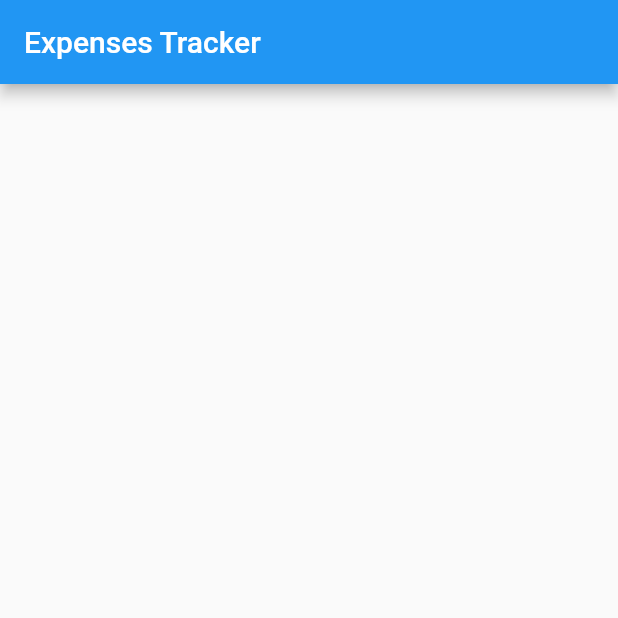
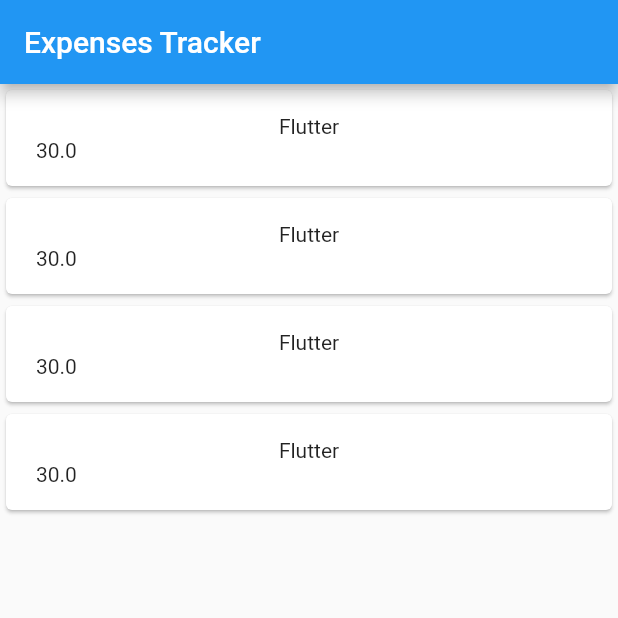
Before and after one commit to DarpanNeve/expense_tracker, a Flutter app: the screen it shows after launch, on a phone screen of 412 x 824 dp, the top half of it. Run offline on Flutter 3.47's test engine with Material 2 defaults, Android fonts, the light colour scheme and no system bars.

Commit message:
changes done in model

```diff
--- a/lib/expense.dart
+++ b/lib/expense.dart
@@ -13,9 +13,9 @@
 class _ExpensesState extends State<Expenses> {
   final List<Expense> _registeredExpenses=[
     Expense(title: 'Flutter', amount: 30, date: DateTime.now(), category: Category.food),
-    Expense(title: 'Flutter', amount: 30, date: DateTime.now(), category: Category.food),
-    Expense(title: 'Flutter', amount: 30, date: DateTime.now(), category: Category.food),
-    Expense(title: 'Flutter', amount: 30, date: DateTime.now(), category: Category.food),
+    Expense(title: 'Flutter', amount: 30, date: DateTime.now(), category: Category.leisure),
+    Expense(title: 'Flutter', amount: 30, date: DateTime.now(), category: Category.work),
+    Expense(title: 'Flutter', amount: 30, date: DateTime.now(), category: Category.travel),
   ];
   @override
   Widget build(BuildContext context) {
--- a/lib/model/expense.dart
+++ b/lib/model/expense.dart
@@ -1,9 +1,20 @@
+import 'package:flutter/material.dart';
 import 'package:uuid/uuid.dart';
 
 enum Category { food, travel, leisure, work }
 
+const categoryIcons = {
+  Category.food: Icons.lunch_dining,
+  Category.travel: Icons.travel_explore,
+  Category.leisure: Icons.movie,
+  Category.work: Icons.work,
+};
+
 class Expense {
-  Expense( {required this.category, required this.title, required this.amount, required this.date})
+  Expense({required this.category,
+    required this.title,
+    required this.amount,
+    required this.date})
       : id = const Uuid().v4();
   final String id;
   final String title;
--- a/lib/widget/expenses_list/expense_list.dart
+++ b/lib/widget/expenses_list/expense_list.dart
@@ -1,3 +1,4 @@
+
 import 'package:flutter/material.dart';
 
 import '../../model/expense.dart';
@@ -12,7 +13,22 @@
     return ListView.builder(
         itemCount: expenses.length,
         itemBuilder: (BuildContext context, int index) {
-          return Card();
+          return Card(
+            child: Padding(
+              padding: const EdgeInsets.symmetric(horizontal: 20, vertical: 16),
+              child: Column(
+                children: [
+                  Text(expenses[index].title),
+                  Row(
+                    children: [
+                      Text(expenses[index].amount.toString()),
+
+                    ],
+                  )
+                ],
+              ),
+            ),
+          );
         });
   }
 }
```
